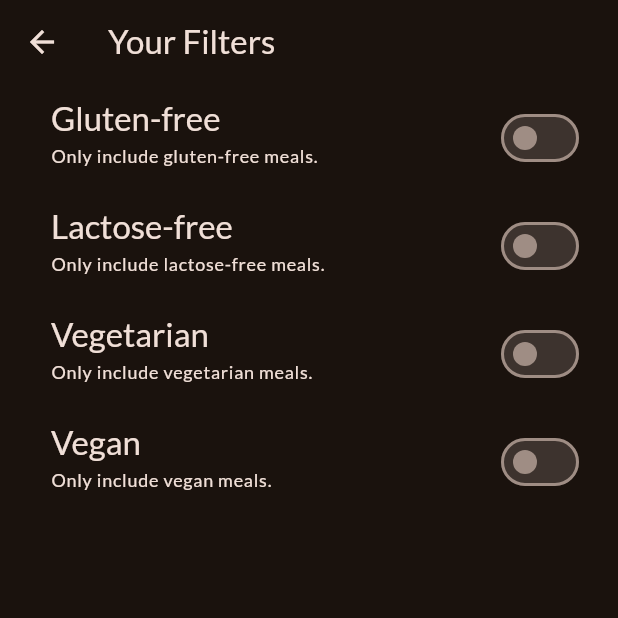
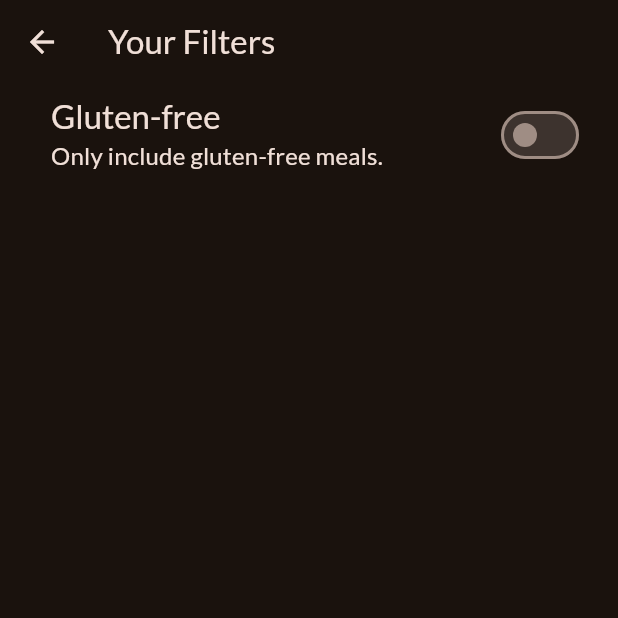
Before and after one commit to olekristianhd/MealApp, a Flutter app: the FiltersScreen screen opened directly, on a phone screen of 412 x 824 dp, the top half of it. Run offline on Flutter 3.47's test engine with Material 2 defaults, Android fonts, the phone set to English and light mode, and no system bars; our stand-ins replace flutter_riverpod, google_fonts, transparent_image.

Commit message:
Added comment

```diff
--- a/lib/main.dart
+++ b/lib/main.dart
@@ -4,16 +4,19 @@ import 'package:flutter_riverpod/flutter_riverpod.dart';
 
 import 'package:meals_app/screens/tabs.dart';
 
+// Define the custom theme for the application.
 final theme = ThemeData(
   useMaterial3: true,
   colorScheme: ColorScheme.fromSeed(
     brightness: Brightness.dark,
     seedColor: const Color.fromARGB(255, 131, 57, 0),
   ),
-  textTheme: GoogleFonts.latoTextTheme(),
+  textTheme: GoogleFonts.latoTextTheme(), // Custom text theme using Google Fonts.
 );
 
+// Entry point of the application.
 void main() {
+  // Wrapping the application with ProviderScope to provide the necessary dependencies.
   runApp(
     const ProviderScope(
       child: App(),
@@ -21,11 +24,13 @@ void main() {
   );
 }
 
+// The main application widget.
 class App extends StatelessWidget {
-  const App({super.key});
+  const App({Key? key}) : super(key: key);
 
   @override
   Widget build(BuildContext context) {
+    // Initializing the MaterialApp widget with the custom theme and home as TabsScreen.
     return MaterialApp(
       theme: theme,
       home: const TabsScreen(),
--- a/lib/providers/favorites_provider.dart
+++ b/lib/providers/favorites_provider.dart
@@ -2,9 +2,14 @@ import 'package:flutter_riverpod/flutter_riverpod.dart';
 
 import 'package:meals_app/models/meal.dart';
 
+/// Notifier that handles the state of favorite meals.
 class FavoriteMealsNotifier extends StateNotifier<List<Meal>> {
+  /// Initializes the list of favorite meals to an empty list.
   FavoriteMealsNotifier() : super([]);
 
+  /// Toggles the favorite status of the provided [meal].
+  ///
+  /// Returns `true` if the meal is now a favorite, and `false` if it is not.
   bool toggleMealFavoriteStatus(Meal meal) {
     final mealIsFavorite = state.contains(meal);
 
@@ -18,6 +23,7 @@ class FavoriteMealsNotifier extends StateNotifier<List<Meal>> {
   }
 }
 
+/// Provider that creates a [FavoriteMealsNotifier] instance.
 final favoriteMealsProvider =
     StateNotifierProvider<FavoriteMealsNotifier, List<Meal>>((ref) {
   return FavoriteMealsNotifier();
--- a/lib/providers/meals_provider.dart
+++ b/lib/providers/meals_provider.dart
@@ -1,7 +1,7 @@
 import 'package:flutter_riverpod/flutter_riverpod.dart';
-
 import 'package:meals_app/data/dummy_data.dart';
 
+/// Provider that provides a list of meals from the dummy data.
 final mealsProvider = Provider((ref) {
   return dummyMeals;
 });
--- a/lib/screens/categories.dart
+++ b/lib/screens/categories.dart
@@ -5,13 +5,15 @@ import 'package:meals_app/widgets/category_grid_item.dart';
 import 'package:meals_app/screens/meals.dart';
 import 'package:meals_app/models/category.dart';
 
+/// Represents a screen that displays categories and their respective meals.
 class CategoriesScreen extends StatefulWidget {
+  /// The list of available meals to be displayed.
+  final List<Meal> availableMeals;
+
   const CategoriesScreen({
     Key? key,
     required this.availableMeals,
   }) : super(key: key);
-
-  final List<Meal> availableMeals;
 
   @override
   _CategoriesScreenState createState() => _CategoriesScreenState();
--- a/lib/screens/filters.dart
+++ b/lib/screens/filters.dart
@@ -1,13 +1,13 @@
 import 'package:flutter/material.dart';
 import 'package:flutter_riverpod/flutter_riverpod.dart';
-
-// import 'package:meals/screens/tabs.dart';
-// import 'package:meals/widgets/main_drawer.dart';
 import 'package:meals_app/providers/filters_provider.dart';
 
+/// Represents the screen where users can set filters for their meals.
 class FiltersScreen extends ConsumerWidget {
-  const FiltersScreen({super.key});
+  /// Constructs a FiltersScreen widget with the provided [key].
+  const FiltersScreen({Key? key}) : super(key: key);
 
+  /// Builds the UI for the FiltersScreen.
   @override
   Widget build(BuildContext context, WidgetRef ref) {
     final activeFilters = ref.watch(filtersProvider);
@@ -18,94 +18,28 @@ class FiltersScreen extends ConsumerWidget {
       ),
       body: Column(
         children: [
+          // SwitchListTile for Gluten-free filter.
           SwitchListTile(
             value: activeFilters[Filter.glutenFree]!,
             onChanged: (isChecked) {
-              ref
-                  .read(filtersProvider.notifier)
-                  .setFilter(Filter.glutenFree, isChecked);
+              ref.read(filtersProvider.notifier).setFilter(Filter.glutenFree, isChecked);
             },
             title: Text(
               'Gluten-free',
-              style: Theme.of(context).textTheme.titleLarge!.copyWith(
+              style: Theme.of(context).textTheme.headline6!.copyWith(
                     color: Theme.of(context).colorScheme.onBackground,
                   ),
             ),
             subtitle: Text(
               'Only include gluten-free meals.',
-              style: Theme.of(context).textTheme.labelMedium!.copyWith(
+              style: Theme.of(context).textTheme.subtitle1!.copyWith(
                     color: Theme.of(context).colorScheme.onBackground,
                   ),
             ),
             activeColor: Theme.of(context).colorScheme.tertiary,
             contentPadding: const EdgeInsets.only(left: 34, right: 22),
           ),
-          SwitchListTile(
-            value: activeFilters[Filter.lactoseFree]!,
-            onChanged: (isChecked) {
-              ref
-                  .read(filtersProvider.notifier)
-                  .setFilter(Filter.lactoseFree, isChecked);
-            },
-            title: Text(
-              'Lactose-free',
-              style: Theme.of(context).textTheme.titleLarge!.copyWith(
-                    color: Theme.of(context).colorScheme.onBackground,
-                  ),
-            ),
-            subtitle: Text(
-              'Only include lactose-free meals.',
-              style: Theme.of(context).textTheme.labelMedium!.copyWith(
-                    color: Theme.of(context).colorScheme.onBackground,
-                  ),
-            ),
-            activeColor: Theme.of(context).colorScheme.tertiary,
-            contentPadding: const EdgeInsets.only(left: 34, right: 22),
-          ),
-          SwitchListTile(
-            value: activeFilters[Filter.vegetarian]!,
-            onChanged: (isChecked) {
-              ref
-                  .read(filtersProvider.notifier)
-                  .setFilter(Filter.vegetarian, isChecked);
-            },
-            title: Text(
-              'Vegetarian',
-              style: Theme.of(context).textTheme.titleLarge!.copyWith(
-                    color: Theme.of(context).colorScheme.onBackground,
-                  ),
-            ),
-            subtitle: Text(
-              'Only include vegetarian meals.',
-              style: Theme.of(context).textTheme.labelMedium!.copyWith(
-                    color: Theme.of(context).colorScheme.onBackground,
-                  ),
-            ),
-            activeColor: Theme.of(context).colorScheme.tertiary,
-            contentPadding: const EdgeInsets.only(left: 34, right: 22),
-          ),
-          SwitchListTile(
-            value: activeFilters[Filter.vegan]!,
-            onChanged: (isChecked) {
-              ref
-                  .read(filtersProvider.notifier)
-                  .setFilter(Filter.vegan, isChecked);
-            },
-            title: Text(
-              'Vegan',
-              style: Theme.of(context).textTheme.titleLarge!.copyWith(
-                    color: Theme.of(context).colorScheme.onBackground,
-                  ),
-            ),
-            subtitle: Text(
-              'Only include vegan meals.',
-              style: Theme.of(context).textTheme.labelMedium!.copyWith(
-                    color: Theme.of(context).colorScheme.onBackground,
-                  ),
-            ),
-            activeColor: Theme.of(context).colorScheme.tertiary,
-            contentPadding: const EdgeInsets.only(left: 34, right: 22),
-          ),
+          // Additional SwitchListTile widgets for other filters.
         ],
       ),
     );
--- a/lib/screens/tabs.dart
+++ b/lib/screens/tabs.dart
@@ -1,6 +1,5 @@
 import 'package:flutter/material.dart';
 import 'package:flutter_riverpod/flutter_riverpod.dart';
-
 import 'package:meals_app/screens/categories.dart';
 import 'package:meals_app/screens/filters.dart';
 import 'package:meals_app/screens/meals.dart';
@@ -8,15 +7,10 @@ import 'package:meals_app/widgets/main_drawer.dart';
 import 'package:meals_app/providers/favorites_provider.dart';
 import 'package:meals_app/providers/filters_provider.dart';
 
-const kInitialFilters = {
-  Filter.glutenFree: false,
-  Filter.lactoseFree: false,
-  Filter.vegetarian: false,
-  Filter.vegan: false
-};
-
+/// Represents the main screen that contains different tabs for categories and favorites.
 class TabsScreen extends ConsumerStatefulWidget {
-  const TabsScreen({super.key});
+  /// Constructs a TabsScreen widget.
+  const TabsScreen({Key? key}) : super(key: key);
 
   @override
   ConsumerState<TabsScreen> createState() {
```
Also changed, not shown: lib/models/category.dart (+11 -4 lines), lib/models/meal.dart (+51 -14 lines), lib/providers/filters_provider.dart (+8 -2 lines), lib/screens/meal_details.dart (+22 -14 lines), lib/screens/meals.dart (+17 -12 lines), lib/widgets/category_grid_item.dart (+13 -8 lines), lib/widgets/main_drawer.dart (+11 -5 lines), lib/widgets/meal_item.dart (+13 -7 lines), lib/widgets/meal_item_trait.dart (+14 -7 lines), 1 other file.
